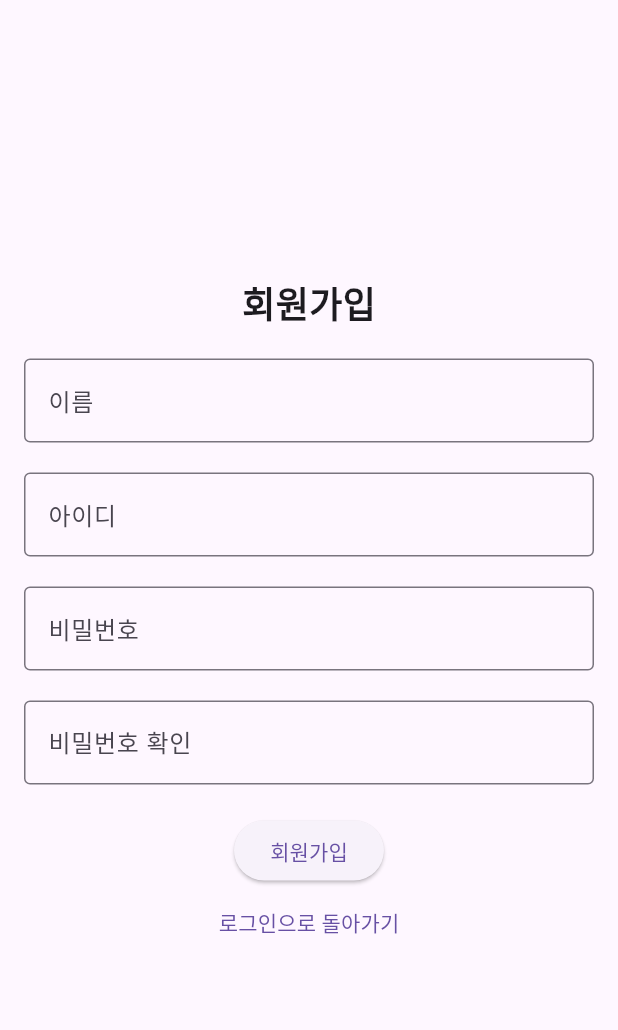
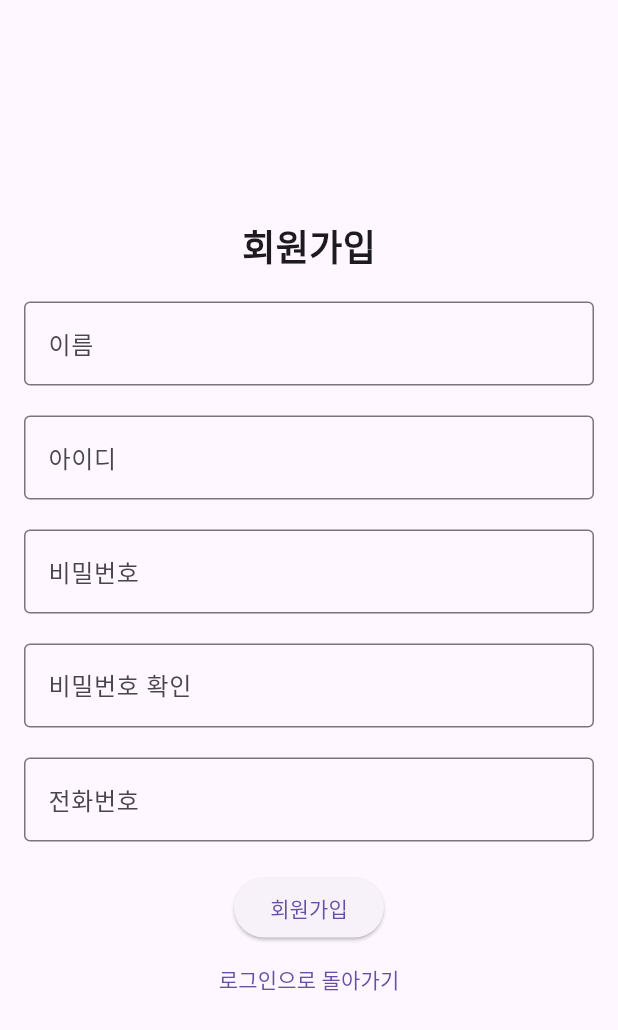
Before and after one commit to eun-young2/ShareWare, a Flutter app: the SignupPage screen opened directly, on a phone screen of 412 x 824 dp. Shown: the top 1030 px of the screen. Run offline on Flutter 3.47's test engine with Material 3 defaults, Android fonts, the phone set to English and light mode, and no system bars.

Commit message:
회원가입 전화번호 추가,지도 띄우기는함..

```diff
--- a/Frontend/shareware/lib/signup_page.dart
+++ b/Frontend/shareware/lib/signup_page.dart
@@ -1,5 +1,4 @@
 import 'package:flutter/material.dart';
-
 
 class SignupPage extends StatelessWidget {
   @override
@@ -45,6 +44,14 @@ class SignupPage extends StatelessWidget {
               obscureText: true,
             ),
             SizedBox(height: 20),
+            TextField(
+              decoration: InputDecoration(
+                labelText: '전화번호',
+                border: OutlineInputBorder(),
+              ),
+              keyboardType: TextInputType.phone, // 전화번호 입력에 적합한 키보드 타입
+            ),
+            SizedBox(height: 20),
             ElevatedButton(
               onPressed: () {
                 // 회원가입 로직
```
